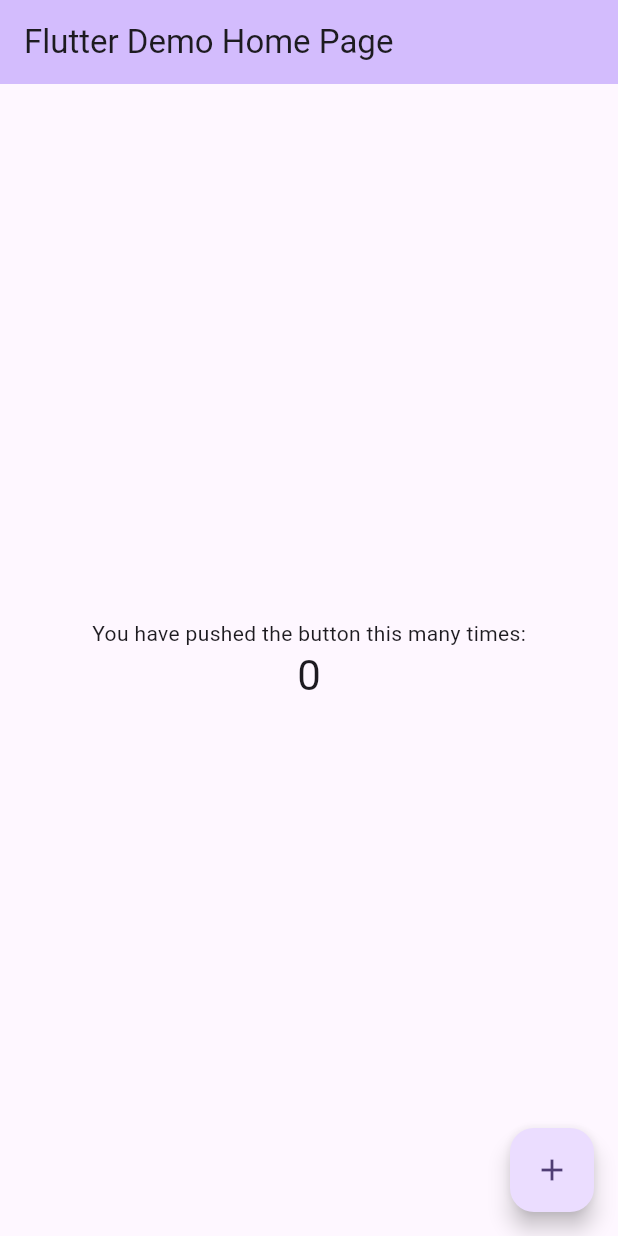
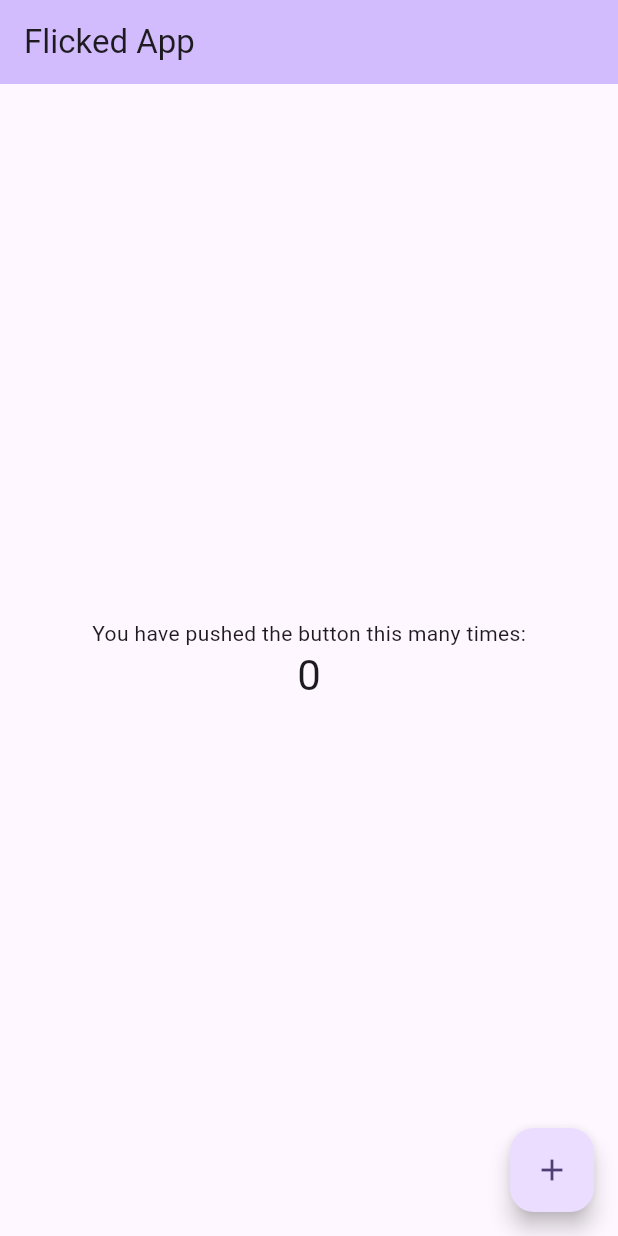
Before and after one commit to shoaibdev29/movie_app, a Flutter app: the screen it shows after launch, on a phone screen of 412 x 824 dp. Run offline on Flutter 3.47's test engine with Material 3 defaults, Android fonts, the phone set to English and light mode, and no system bars.

```diff
--- /dev/null
+++ b/assets/config/main.json
@@ -0,0 +1,5 @@
+{
+"API_KEY":"731b35bfa642a765610e51410ccc6f39",
+"BASE_API_URL":"https://www.themoviedb.org/",
+"BASE_IMAGE_API_URL":"https://image.tmdb.org/t/p/original/"
+}
--- a/lib/main.dart
+++ b/lib/main.dart
@@ -31,7 +31,7 @@ class MyApp extends StatelessWidget {
         colorScheme: ColorScheme.fromSeed(seedColor: Colors.deepPurple),
         useMaterial3: true,
       ),
-      home: const MyHomePage(title: 'Flutter Demo Home Page'),
+      home: const MyHomePage(title: 'Flicked App'),
     );
   }
 }
```
Also changed, not shown: pubspec.yaml (+6 -3 lines), pubspec.lock.
